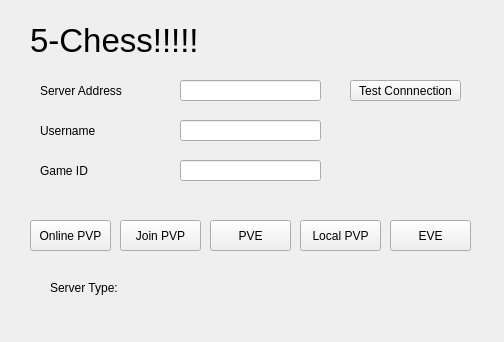
Qt form connectui.ui (ExSaltedFishPro/5chess) before a commit.
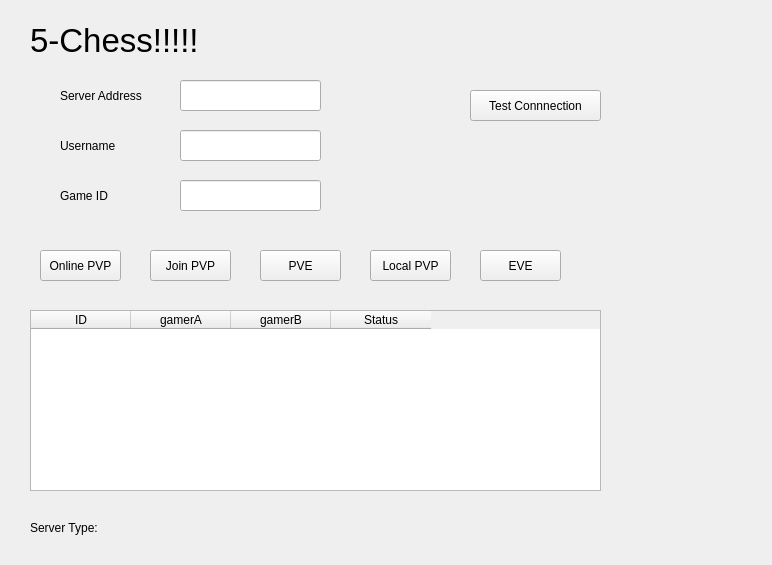
The same form after that commit.

Diff of the .ui file:
```diff
--- a/connectui.ui
+++ b/connectui.ui
@@ -6,8 +6,8 @@
    <rect>
     <x>0</x>
     <y>0</y>
-    <width>504</width>
-    <height>342</height>
+    <width>772</width>
+    <height>565</height>
    </rect>
   </property>
   <property name="windowTitle">
@@ -16,10 +16,10 @@
   <widget class="QLabel" name="label_2">
    <property name="geometry">
     <rect>
-     <x>40</x>
+     <x>60</x>
      <y>80</y>
      <width>131</width>
-     <height>21</height>
+     <height>31</height>
     </rect>
    </property>
    <property name="text">
@@ -29,8 +29,8 @@
   <widget class="QLabel" name="label_5">
    <property name="geometry">
     <rect>
-     <x>50</x>
-     <y>280</y>
+     <x>30</x>
+     <y>520</y>
      <width>291</width>
      <height>16</height>
     </rect>
@@ -45,7 +45,7 @@
      <x>180</x>
      <y>80</y>
      <width>141</width>
-     <height>21</height>
+     <height>31</height>
     </rect>
    </property>
   </widget>
@@ -70,10 +70,10 @@
   <widget class="QLabel" name="label_3">
    <property name="geometry">
     <rect>
-     <x>40</x>
-     <y>120</y>
+     <x>60</x>
+     <y>130</y>
      <width>71</width>
-     <height>21</height>
+     <height>31</height>
     </rect>
    </property>
    <property name="text">
@@ -83,10 +83,10 @@
   <widget class="QPushButton" name="testconn">
    <property name="geometry">
     <rect>
-     <x>350</x>
-     <y>80</y>
-     <width>111</width>
-     <height>21</height>
+     <x>470</x>
+     <y>90</y>
+     <width>131</width>
+     <height>31</height>
     </rect>
    </property>
    <property name="text">
@@ -96,10 +96,10 @@
   <widget class="QLabel" name="label_4">
    <property name="geometry">
     <rect>
-     <x>40</x>
-     <y>160</y>
+     <x>60</x>
+     <y>180</y>
      <width>71</width>
-     <height>21</height>
+     <height>31</height>
     </rect>
    </property>
    <property name="text">
@@ -110,9 +110,9 @@
    <property name="geometry">
     <rect>
      <x>180</x>
-     <y>160</y>
+     <y>180</y>
      <width>141</width>
-     <height>21</height>
+     <height>31</height>
     </rect>
    </property>
   </widget>
@@ -120,17 +120,17 @@
    <property name="geometry">
     <rect>
      <x>180</x>
-     <y>120</y>
+     <y>130</y>
      <width>141</width>
-     <height>21</height>
+     <height>31</height>
     </rect>
    </property>
   </widget>
   <widget class="QPushButton" name="onlinepvp">
    <property name="geometry">
     <rect>
-     <x>30</x>
-     <y>220</y>
+     <x>40</x>
+     <y>250</y>
      <width>81</width>
      <height>31</height>
     </rect>
@@ -142,8 +142,8 @@
   <widget class="QPushButton" name="pve">
    <property name="geometry">
     <rect>
-     <x>210</x>
-     <y>220</y>
+     <x>260</x>
+     <y>250</y>
      <width>81</width>
      <height>31</height>
     </rect>
@@ -155,8 +155,8 @@
   <widget class="QPushButton" name="localpvp">
    <property name="geometry">
     <rect>
-     <x>300</x>
-     <y>220</y>
+     <x>370</x>
+     <y>250</y>
      <width>81</width>
      <height>31</height>
     </rect>
@@ -168,8 +168,8 @@
   <widget class="QPushButton" name="join">
    <property name="geometry">
     <rect>
-     <x>120</x>
-     <y>220</y>
+     <x>150</x>
+     <y>250</y>
      <width>81</width>
      <height>31</height>
     </rect>
@@ -181,8 +181,8 @@
   <widget class="QPushButton" name="eve">
    <property name="geometry">
     <rect>
-     <x>390</x>
-     <y>220</y>
+     <x>480</x>
+     <y>250</y>
      <width>81</width>
      <height>31</height>
     </rect>
@@ -191,6 +191,36 @@
     <string>EVE</string>
    </property>
   </widget>
+  <widget class="QTableWidget" name="games">
+   <property name="geometry">
+    <rect>
+     <x>30</x>
+     <y>310</y>
+     <width>571</width>
+     <height>181</height>
+    </rect>
+   </property>
+   <column>
+    <property name="text">
+     <string>ID</string>
+    </property>
+   </column>
+   <column>
+    <property name="text">
+     <string>gamerA</string>
+    </property>
+   </column>
+   <column>
+    <property name="text">
+     <string>gamerB</string>
+    </property>
+   </column>
+   <column>
+    <property name="text">
+     <string>Status</string>
+    </property>
+   </column>
+  </widget>
  </widget>
  <resources/>
  <connections/>
```
